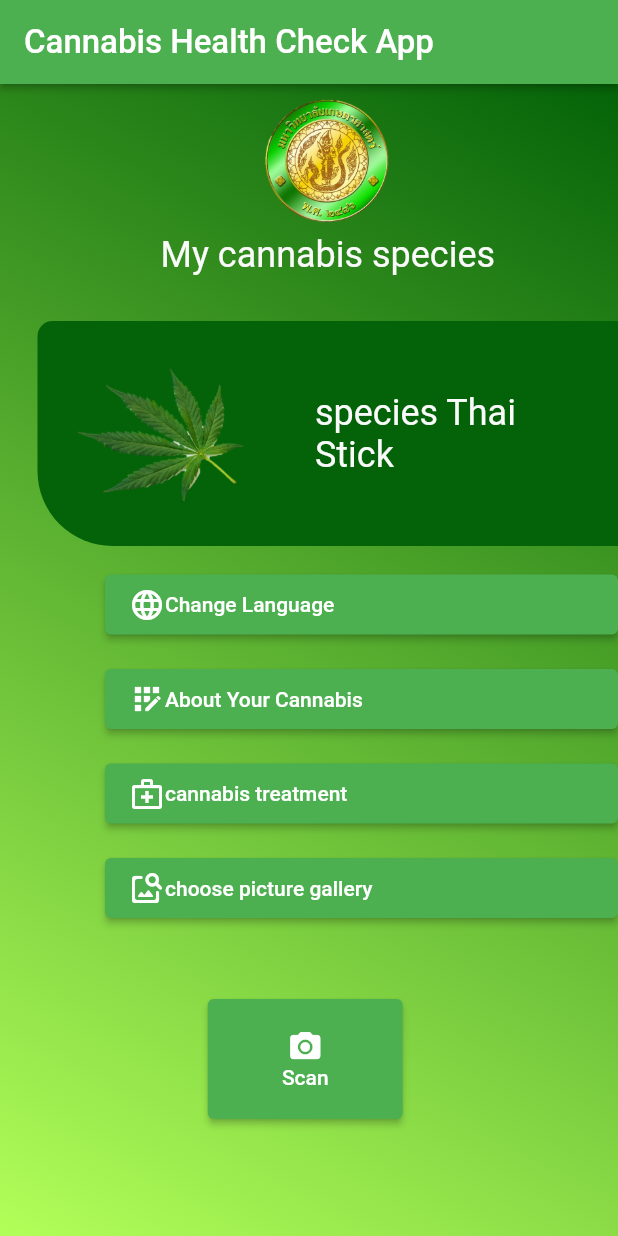
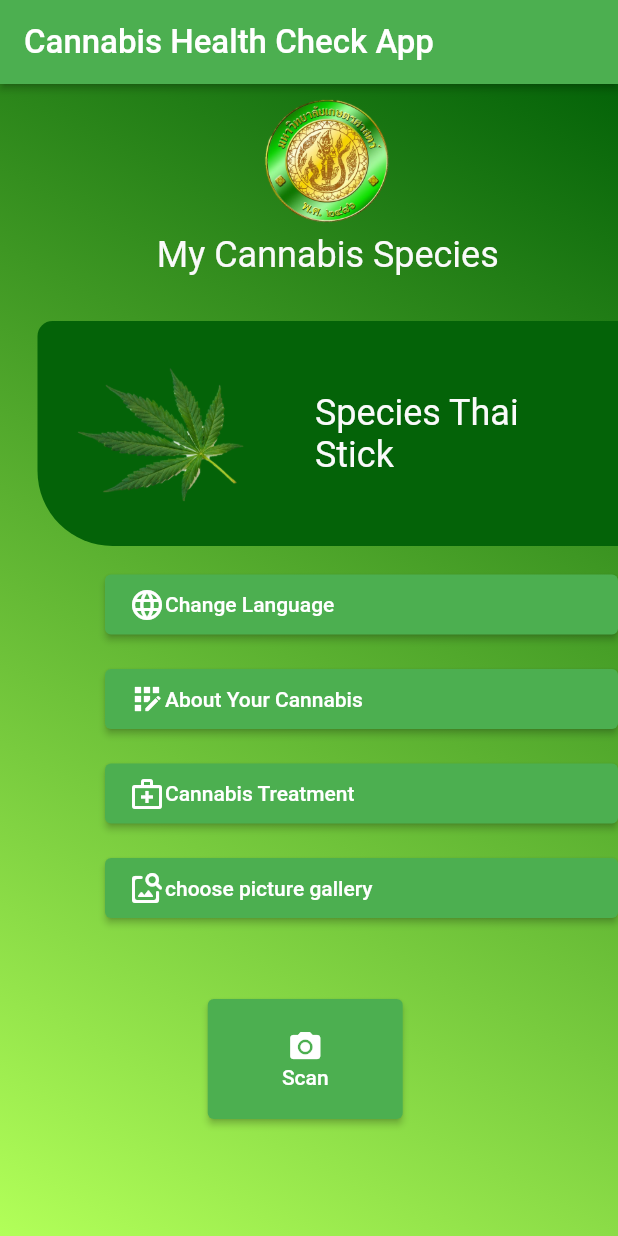
Before and after one commit to bon1301700/cannabis_application, a Flutter app: the screen it shows after launch, on a phone screen of 412 x 824 dp. Run offline on Flutter 3.47's test engine with Material 2 defaults, Android fonts, the phone set to English and light mode, and no system bars; our stand-ins replace camera, flutter_screenutil, get, image_picker; missing offline and left inert: tflite; Roboto replaces fonts that are missing (Poppins).

```diff
--- a/lib/LocalString.dart
+++ b/lib/LocalString.dart
@@ -7,10 +7,10 @@ class LocalString extends Translations {
         'en_US': {
           'changelang': 'Change Language',
           'title': 'Cannabis Health Check App',
-          'mycannabis': 'My cannabis species',
-          'species': 'species Thai Stick',
+          'mycannabis': 'My Cannabis Species',
+          'species': 'Species Thai Stick',
           'about': 'About Your Cannabis',
-          'treat': 'cannabis treatment',
+          'treat': 'Cannabis Treatment',
           'sc': 'Scan',
           'titleabout': 'About Your Cannabis',
           'cannabis spic': 'Canabis \nSpecies \nThai stic',
```
Also changed, not shown: pubspec.yaml (+15 -13 lines), assets/images/cannabis_logo2.png (added), pubspec.lock, 5 other files.
